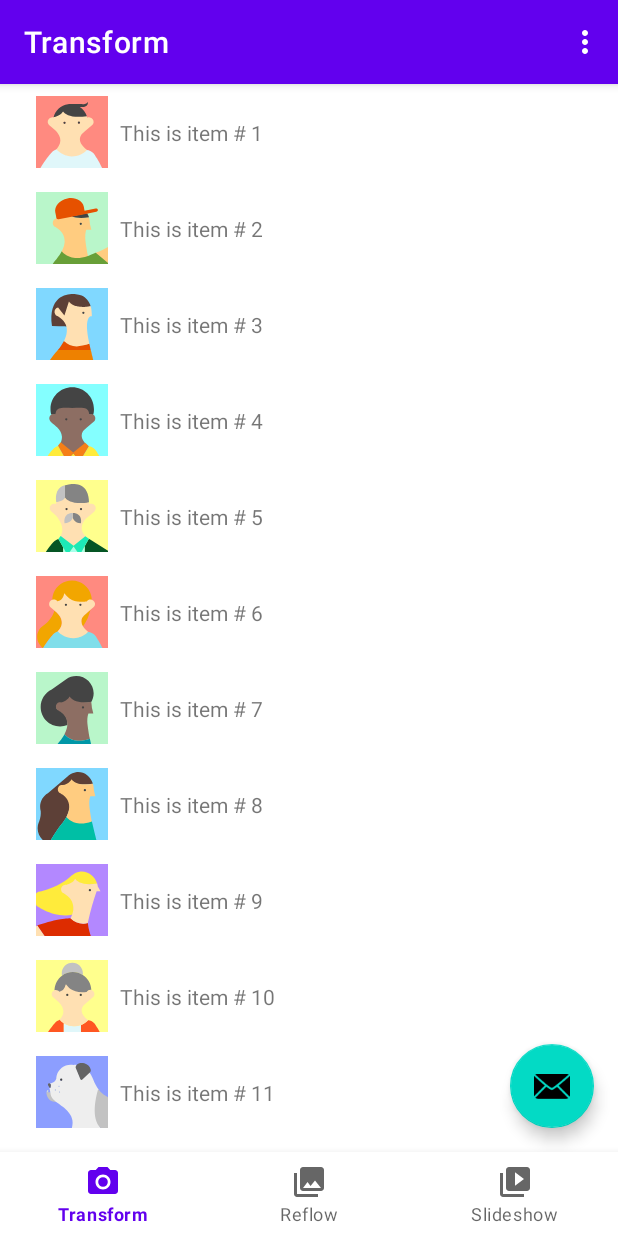
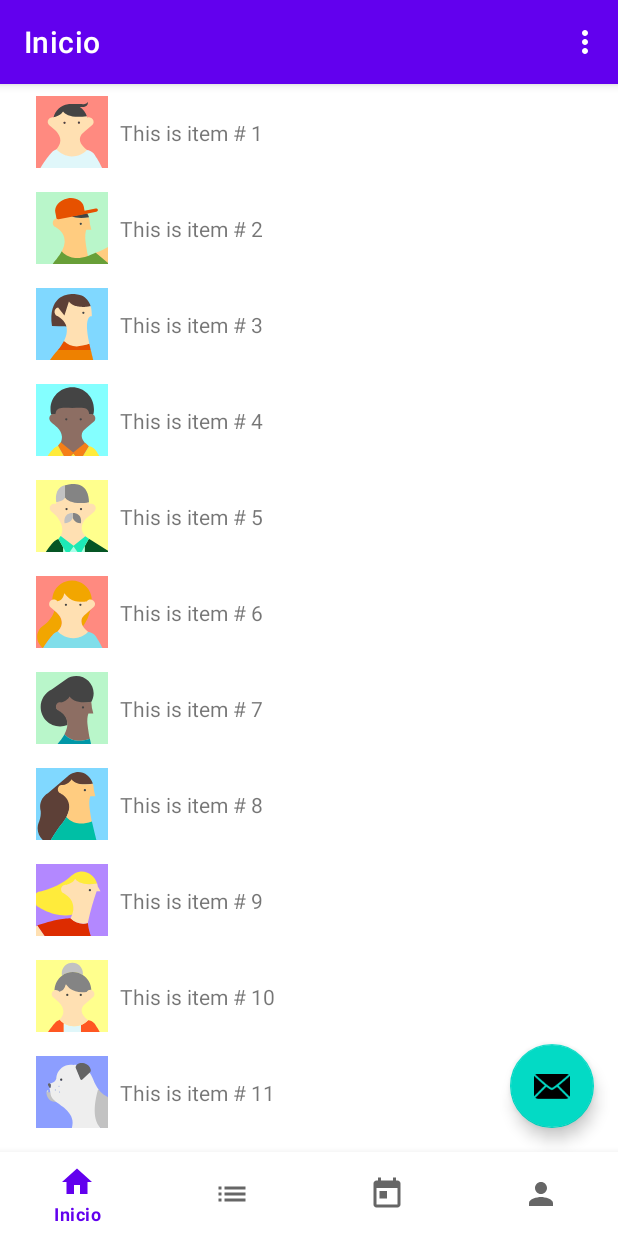
Before and after one commit to Tyrf1ng/Proyecto-Final-Kotlin, an Android app: the screen it shows after launch (MainActivity), on a phone screen of 412 x 824 dp. Run offline under Robolectric (Android 15) with nearby library versions, the phone set to English and light mode, and no system bars; our stand-ins replace navigation-ui; 1 statement that could not run was skipped.

Commit message:
cambiar la navegación  agregando los iconos correspondientes de home, catalogo, perfil y agregar nuevas entidades

```diff
--- a/app/build.gradle.kts
+++ b/app/build.gradle.kts
@@ -5,12 +5,12 @@ plugins {
 
 android {
     namespace = "com.example.shoptimize"
-    compileSdk = 35
+    compileSdk = 36
 
     defaultConfig {
         applicationId = "com.example.shoptimize"
         minSdk = 33
-        targetSdk = 35
+        targetSdk = 36
         versionCode = 1
         versionName = "1.0"
 
--- /dev/null
+++ b/app/src/main/java/com/example/shoptimize/data/entities/Usuario.kt
@@ -0,0 +1,6 @@
+package com.example.shoptimize.data
+
+data class Usuario(
+    val nombre: String,
+    val compras: MutableList<ListaDeCompra> = mutableListOf()
+)
--- /dev/null
+++ b/app/src/main/res/drawable/catalogo.xml
@@ -0,0 +1,9 @@
+<vector xmlns:android="http://schemas.android.com/apk/res/android"
+    android:width="24dp"
+    android:height="24dp"
+    android:viewportWidth="24"
+    android:viewportHeight="24">
+    <path
+        android:fillColor="#FF000000"
+        android:pathData="M3,13h2v-2L3,11v2zM3,17h2v-2L3,15v2zM3,9h2L5,7L3,7v2zM7,13h14v-2L7,11v2zM7,17h14v-2L7,15v2zM7,7v2h14L21,7L7,7z"/>
+</vector>
--- /dev/null
+++ b/app/src/main/res/drawable/historial.xml
@@ -0,0 +1,9 @@
+<vector xmlns:android="http://schemas.android.com/apk/res/android"
+    android:width="24dp"
+    android:height="24dp"
+    android:viewportWidth="24"
+    android:viewportHeight="24">
+    <path
+        android:fillColor="#FF000000"
+        android:pathData="M19,3h-1L18,1h-2v2L8,3L8,1L6,1v2L5,3c-1.11,0 -1.99,0.9 -1.99,2L3,19c0,1.1 0.89,2 2,2h14c1.1,0 2,-0.9 2,-2L21,5c0,-1.1 -0.9,-2 -2,-2zM19,19L5,19L5,8h14v11zM7,10h5v5L7,15z"/>
+</vector>
--- /dev/null
+++ b/app/src/main/res/drawable/home.xml
@@ -0,0 +1,9 @@
+<vector xmlns:android="http://schemas.android.com/apk/res/android"
+    android:width="24dp"
+    android:height="24dp"
+    android:viewportWidth="24"
+    android:viewportHeight="24">
+    <path
+        android:fillColor="#FF000000"
+        android:pathData="M10,20v-6h4v6h5v-8h3L12,3 2,12h3v8z"/>
+</vector>
--- /dev/null
+++ b/app/src/main/res/drawable/perfil.xml
@@ -0,0 +1,9 @@
+<vector xmlns:android="http://schemas.android.com/apk/res/android"
+    android:width="24dp"
+    android:height="24dp"
+    android:viewportWidth="24"
+    android:viewportHeight="24">
+    <path
+        android:fillColor="#FF000000"
+        android:pathData="M12,12c2.21,0 4,-1.79 4,-4s-1.79,-4 -4,-4 -4,1.79 -4,4 1.79,4 4,4zM12,14c-2.67,0 -8,1.34 -8,4v2h16v-2c0,-2.66 -5.33,-4 -8,-4z"/>
+</vector>
--- a/app/src/main/res/menu/bottom_navigation.xml
+++ b/app/src/main/res/menu/bottom_navigation.xml
@@ -6,15 +6,19 @@
     <group android:checkableBehavior="single">
         <item
             android:id="@+id/nav_transform"
-            android:icon="@drawable/ic_camera_black_24dp"
-            android:title="@string/menu_transform" />
+            android:icon="@drawable/home"
+            android:title="@string/menu_home" />
         <item
             android:id="@+id/nav_reflow"
-            android:icon="@drawable/ic_gallery_black_24dp"
-            android:title="@string/menu_reflow" />
+            android:icon="@drawable/catalogo"
+            android:title="@string/menu_list" />
+        <item
+            android:id="@+id/nav_settings"
+            android:icon="@drawable/historial"
+            android:title="@string/menu_historial" />
         <item
             android:id="@+id/nav_slideshow"
-            android:icon="@drawable/ic_slideshow_black_24dp"
-            android:title="@string/menu_slideshow" />
+            android:icon="@drawable/perfil"
+            android:title="@string/menu_profile" />
     </group>
 </menu>
--- a/app/src/main/res/navigation/mobile_navigation.xml
+++ b/app/src/main/res/navigation/mobile_navigation.xml
@@ -8,24 +8,24 @@
     <fragment
         android:id="@+id/nav_transform"
         android:name="com.example.shoptimize.ui.transform.TransformFragment"
-        android:label="@string/menu_transform"
+        android:label="@string/menu_home"
         tools:layout="@layout/fragment_transform" />
 
     <fragment
         android:id="@+id/nav_reflow"
         android:name="com.example.shoptimize.ui.reflow.ReflowFragment"
-        android:label="@string/menu_reflow"
+        android:label="@string/menu_list"
         tools:layout="@layout/fragment_reflow" />
 
     <fragment
         android:id="@+id/nav_slideshow"
         android:name="com.example.shoptimize.ui.slideshow.SlideshowFragment"
-        android:label="@string/menu_slideshow"
+        android:label="@string/menu_profile"
         tools:layout="@layout/fragment_slideshow" />
 
     <fragment
         android:id="@+id/nav_settings"
         android:name="com.example.shoptimize.ui.settings.SettingsFragment"
-        android:label="@string/menu_settings"
+        android:label="@string/menu_historial"
         tools:layout="@layout/fragment_settings" />
 </navigation>
--- a/app/src/main/res/values/strings.xml
+++ b/app/src/main/res/values/strings.xml
@@ -11,6 +11,10 @@
     <string name="menu_reflow">Reflow</string>
     <string name="menu_slideshow">Slideshow</string>
     <string name="menu_settings">Settings</string>
+    <string name="menu_home">Inicio</string>
+    <string name="menu_list">Catálogo</string>
+    <string name="menu_historial">Historial</string>
+    <string name="menu_profile">Perfil</string>
 
     <string name="lorem_ipsum_title">Lorem Ipsum"</string>
     <string name="lorem_ipsum">Lorem Ipsum is simply placeholder text of the printing and
```
Also changed, not shown: app/src/main/java/com/example/shoptimize/data/entities/Historial.kt (added, +17 -0 lines), app/src/main/java/com/example/shoptimize/data/entities/ListaDeCompra.kt (added, +20 -0 lines), app/src/main/java/com/example/shoptimize/data/entities/Producto.kt (added, +11 -0 lines).
